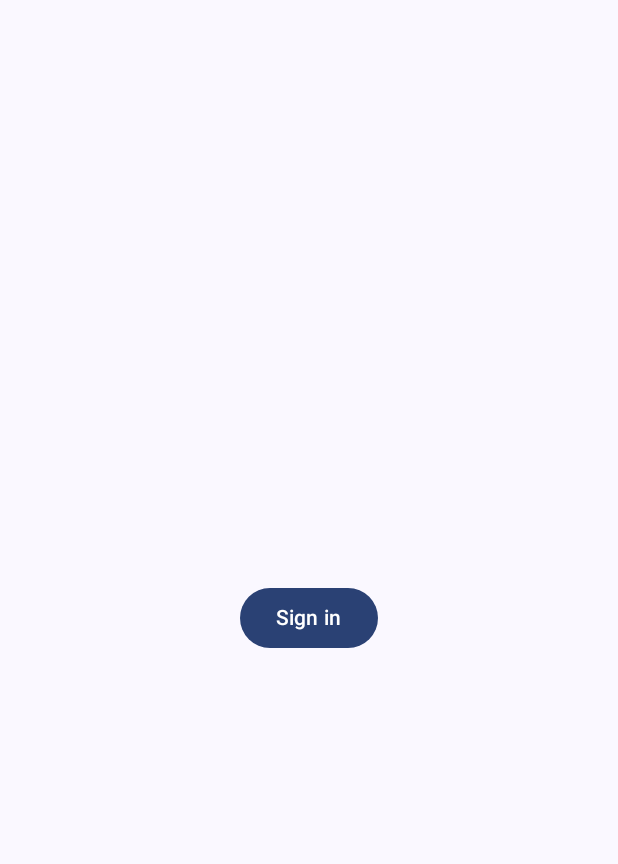
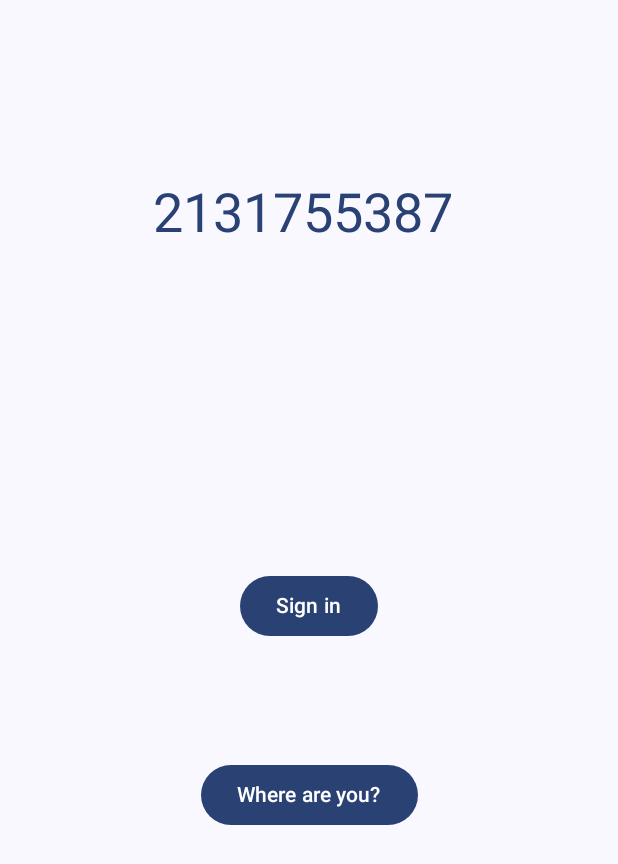
Before and after one commit to vschouppe/Mobile, an Android app built with Jetpack Compose: the screen it shows after launch (ArtApp), on a phone screen of 412 x 824 dp. Shown: the top 864 px of the screen. Run offline under Robolectric (Android 15) with nearby library versions, the light colour scheme and no system bars; our stand-ins replace Firebase (no records; nobody signed in at launch, a user with empty details on screens opened directly).

Commit message:
ArtAppSurprise: added a google Location service interaction that gets the phone's location and presents the city to the welcome screen.

```diff
--- a/app/build.gradle.kts
+++ b/app/build.gradle.kts
@@ -78,6 +78,7 @@ dependencies {
     implementation("com.squareup.okhttp3:okhttp:4.11.0")
     implementation("io.coil-kt:coil-compose:2.4.0")
     implementation("org.jetbrains.kotlinx:kotlinx-serialization-json:1.5.1")
+    implementation("com.google.android.gms:play-services-location:21.1.0")
 
     testImplementation("junit:junit:4.13.2")
     androidTestImplementation("androidx.test.ext:junit:1.1.5")
--- a/app/src/main/AndroidManifest.xml
+++ b/app/src/main/AndroidManifest.xml
@@ -2,6 +2,8 @@
 <manifest xmlns:android="http://schemas.android.com/apk/res/android"
     xmlns:tools="http://schemas.android.com/tools">
 
+    <uses-permission android:name="android.permission.ACCESS_COARSE_LOCATION" />
+    <uses-permission android:name="android.permission.ACCESS_FINE_LOCATION" />
     <uses-permission android:name="android.permission.INTERNET" />
     <application
         android:allowBackup="true"
--- a/app/src/main/java/com/vschouppe/artapp/ArtApp.kt
+++ b/app/src/main/java/com/vschouppe/artapp/ArtApp.kt
@@ -1,5 +1,11 @@
 package com.vschouppe.artapp
 
+import android.Manifest
+import android.annotation.SuppressLint
+import android.content.pm.PackageManager
+import android.location.Address
+import android.location.Geocoder
+import android.location.Location
 import android.os.Bundle
 import android.util.Log
 import android.widget.Toast
@@ -14,6 +20,8 @@ import androidx.compose.material3.Surface
 import androidx.compose.runtime.LaunchedEffect
 import androidx.compose.runtime.getValue
 import androidx.compose.ui.Modifier
+import androidx.compose.ui.res.stringResource
+import androidx.core.app.ActivityCompat
 import androidx.lifecycle.compose.collectAsStateWithLifecycle
 import androidx.lifecycle.lifecycleScope
 import androidx.lifecycle.viewmodel.compose.viewModel
@@ -22,29 +30,50 @@ import androidx.navigation.compose.composable
 import androidx.navigation.compose.rememberNavController
 import com.google.android.gms.auth.api.identity.Identity
 import com.google.android.gms.auth.api.signin.GoogleSignIn
+import com.google.android.gms.auth.api.signin.GoogleSignInOptions
+import com.google.android.gms.common.api.Scope
+import com.google.android.gms.location.LocationAvailability
+import com.google.android.gms.location.LocationServices
 import com.vschouppe.artapp.profile.ProfileScreen
 import com.vschouppe.artapp.signin.GoogleAuthUiClient
 import com.vschouppe.artapp.signin.SignInScreen
 import com.vschouppe.artapp.signin.SignInViewModel
+import com.vschouppe.artapp.signin.UserAddress
 import com.vschouppe.artapp.theme.MobileAppsPlaygroundTheme
 import com.vschouppe.artapp.zoe.ArtWindow
 import kotlinx.coroutines.launch
+import retrofit2.HttpException
+import java.io.IOException
 
 
 class ArtApp : ComponentActivity() {
+
+    // Configure sign-in to request the user's ID, email address, and basic
+    // profile. ID and basic profile are included in DEFAULT_SIGN_IN.
+    var gso = GoogleSignInOptions.Builder(GoogleSignInOptions.DEFAULT_SIGN_IN)
+        .requestEmail()
+        .requestScopes(Scope("https://www.googleapis.com/auth/photoslibrary.readonly"))
+        .build()
+
+//    private val googleSignInClient = GoogleSignIn.getClient(this, gso)
+
     private val googleAuthUiClient by lazy {
         GoogleAuthUiClient(
             context = applicationContext,
             oneTapClient = Identity.getSignInClient(applicationContext)
         )
     }
+
+    @SuppressLint("MissingPermission")
     override fun onCreate(savedInstanceState: Bundle?) {
         super.onCreate(savedInstanceState)
-        Log.d("onCreate","mGoogleSignInClient start")
-        val mGoogleSignInClient = GoogleSignIn.getClient(this, googleAuthUiClient.gso)
-        Log.d("onCreate","mGoogleSignInClient: ${mGoogleSignInClient}")
+
+        Log.d("onCreate", "mGoogleSignInClient start")
+
+        Log.d("onCreate", "gso: ${gso}")
+//        Log.d("onCreate","mGoogleSignInClient: ${googleSignInClient}")
         val account = GoogleSignIn.getLastSignedInAccount(this)
-        Log.d("onCreate","account: ${account}")
+        Log.d("onCreate", "account: ${account}")
 
         setContent {
             MobileAppsPlaygroundTheme {
@@ -54,38 +83,50 @@ class ArtApp : ComponentActivity() {
                     color = MaterialTheme.colorScheme.background
                 ) {
                     val navController = rememberNavController()
+                    val activity = this
 
                     NavHost(
                         navController = navController,
-                        startDestination = "sign_in") {
+                        startDestination = "sign_in"
+                    ) {
                         composable("art_window") {
                             ArtWindow(
-                                navigation = { navController.navigate("profile")}
-                            ) }
+                                navigation = { navController.navigate("profile") }
+                            )
+                        }
                         composable("sign_in") {
                             val viewModel = viewModel<SignInViewModel>()
                             val state by viewModel.state.collectAsStateWithLifecycle()
-
+                            val welcomeText = R.string.signin_welcome
                             LaunchedEffect(key1 = Unit) {
                                 if (googleAuthUiClient.getSignedInUser() != null) {
                                     navController.navigate("profile")
+                                }
+                                checkLocationPermissions()
+                                var userAddress = getUserAddress()
+                                if (userAddress != null) {
+                                    viewModel.updateAddress(userAddress)
+                                    viewModel.updateWelcomeText(welcomeText.toString() + " \n" + userAddress.city)
                                 }
                             }
 
                             val launcher = rememberLauncherForActivityResult(
                                 contract = ActivityResultContracts.StartIntentSenderForResult(),
                                 onResult = { result ->
-                                    Log.d("launcher","result code ${result.resultCode}")
+                                    Log.d("launcher", "result code ${result.resultCode}")
                                     if (result.resultCode == RESULT_OK) {
                                         lifecycleScope.launch {
                                             val signInResult = googleAuthUiClient.signInWithIntent(
                                                 intent = result.data ?: return@launch
                                             )
                                             viewModel.onSignInResult(signInResult)
-                                            Log.d("signInResult", " signInResult data ${signInResult.data} and" +
-                                                    "${signInResult.errorMessage} or ${signInResult.toString()}")
+                                            Log.d(
+                                                "signInResult",
+                                                " signInResult data ${signInResult.data} and" +
+                                                        "${signInResult.errorMessage} or ${signInResult.toString()}"
+                                            )
                                         }
-                                    } else if (result.resultCode == RESULT_CANCELED){
+                                    } else if (result.resultCode == RESULT_CANCELED) {
                                         Toast.makeText(
                                             applicationContext,
                                             "StartIntentSenderForResult result cancelled",
@@ -107,20 +148,32 @@ class ArtApp : ComponentActivity() {
                                 }
                             }
 
+                            // Get the Context using LocalContext
                             SignInScreen(
                                 state = state,
                                 onSignInClick = {
-                                    Log.d("SignInScreen","launching event")
+                                    Log.d("SignInScreen", "launching event")
                                     lifecycleScope.launch {
-                                        Log.d("SignInScreen","pre googleAuthUiClient signIn")
+                                        Log.d("SignInScreen", "pre googleAuthUiClient signIn")
                                         val signInIntentSender = googleAuthUiClient.signIn()
                                         launcher.launch(
                                             IntentSenderRequest.Builder(
                                                 signInIntentSender ?: return@launch
                                             ).build()
                                         )
-                                        Log.d("SignInScreen","post googleAuthUiClient signIn")
+                                        Log.d("SignInScreen", "post googleAuthUiClient signIn")
                                     }
+                                },
+                                locationClick = {
+                                    var userAddress = getUserAddress()
+                                    Toast.makeText(
+                                        applicationContext,
+                                        "city: ${userAddress?.city}" + "\n" +
+                                        "countryName: ${userAddress?.countryName}" + "\n" +
+                                        "latitude: ${userAddress?.latitude}" + "\n" +
+                                        "longitude: ${userAddress?.longitude}",
+                                        Toast.LENGTH_LONG
+                                    ).show()
                                 }
                             )
                         }
@@ -143,29 +196,171 @@ class ArtApp : ComponentActivity() {
                                 },
                                 loadAlbums = {
 //                                    load the albums
-//                                    lifecycleScope.launch {
-//                                        Log.d("GoogleAPI","We're loading the google albums")
-//                                        try {
+                                    lifecycleScope.launch {
+                                        Log.d("GoogleAPI", "We're loading the google albums")
+                                        try {
+//                                            signIn()
 //                                            val token =  account?.serverAuthCode
+//                                            Log.d("GoogleAPI","token ${token}")
 //                                            if (token!=null){
-//                                                Log.d("GoogleAPI","token ${token}")
 //                                                val listResult = GoogleApi.retrofitService.getAlbums("Bearer ${token}")
 //                                                Log.d("GoogleAPI","albums ${listResult}")
 //                                            }
-//                                        } catch (e: IOException) {
-//                                            Log.d("GoogleAPI","IOException ${e}")
-//                                        } catch (e: HttpException) {
-//                                            Log.d("GoogleAPI","HttpException ${e}")
-//                                        }
-//                                        Log.d("GoogleAPI","Done loading the google albums")
-//                                    }
+                                        } catch (e: IOException) {
+                                            Log.d("GoogleAPI", "IOException ${e}")
+                                        } catch (e: HttpException) {
+                                            Log.d("GoogleAPI", "HttpException ${e}")
+                                        }
+                                        Log.d("GoogleAPI", "Done loading the google albums")
+                                    }
                                 }
                             )
                         }
                     }
                 }
-
             }
         }
     }
+
+    @SuppressLint("MissingPermission")
+    private fun getUserAddress() :  UserAddress?{
+        Log.d("SignInScreen", "locationClick event")
+
+        var userAddress = UserAddress()
+        val client = LocationServices.getFusedLocationProviderClient(applicationContext)
+        if (hasLocationPermissions(this)) {
+            client.lastLocation
+                .addOnSuccessListener { location: Location? ->
+                    Log.d("SignInScreenLocation", "successlistener ok")
+                    if (location != null) {
+                        Log.d(
+                            "SignInScreenLocation",
+                            "lat ${location.latitude} + long ${location.longitude}"
+                        )
+                        userAddress = UserAddress(
+                            latitude = location.latitude,
+                            longitude = location.longitude
+                        )
+                        var addresses = getAddress(location.latitude, location.longitude)
+                        addresses?.get(0)
+                            ?.let { it1 ->
+                                userAddress.city = it1.locality
+                                userAddress.countryName = it1.countryName
+                            }
+                    }
+                }
+                .addOnFailureListener { exception ->
+                    Log.e(
+                        "SignInScreenLocation",
+                        "LocationAvailability ${exception}"
+                    )
+                }
+            client.locationAvailability.addOnSuccessListener { locationAv: LocationAvailability ->
+                Log.d(
+                    "SignInScreen",
+                    "locationAv.isLocationAvailable : ${locationAv.isLocationAvailable}"
+                )
+            }
+                .addOnFailureListener { exception ->
+                    Log.e(
+                        "SignInScreen",
+                        "LocationAvailability ${exception}"
+                    )
+                }
+        }
+        return userAddress
+    }
+
+    private fun hasLocationPermissions(artApp: ArtApp): Boolean {
+        if (ActivityCompat.checkSelfPermission(
+                this,
+                Manifest.permission.ACCESS_FINE_LOCATION
+            ) == PackageManager.PERMISSION_GRANTED
+            || ActivityCompat.checkSelfPermission(
+                this,
+                Manifest.permission.ACCESS_COARSE_LOCATION
+            ) == PackageManager.PERMISSION_GRANTED
+        ) {
+            return true
+        }
+        return false
+    }
+
+    private fun checkLocationPermissions() {
+        if (hasLocationPermissions(this)) {
+            Log.d("SignInScreen", "checkLocationPermissions")
+            // Permission is not granted, request it
+            ActivityCompat.requestPermissions(
+                this,
+                arrayOf(
+                    Manifest.permission.ACCESS_FINE_LOCATION,
+                    Manifest.permission.ACCESS_COARSE_LOCATION
+                ),
+                123
+            )
+            Log.d("SignInScreen", "permissions requested")
+        } else {
+            Log.d("SignInScreen", "permissions granted already")
+        }
+
+    }
+
+    private fun getAddress(lat: Double, long: Double): MutableList<Address>? {
+        val geocoder = Geocoder(applicationContext)
+        var addresses: MutableList<Address>? = null
+        try {
+            Log.d(
+                "SignInScreenLocation",
+                "lat ${lat} + long ${long}"
+            )
+            Log.d("SignInScreenLocation", "addresses for ${geocoder.getFromLocation(lat, long, 1)}")
+            addresses = geocoder.getFromLocation(lat, long, 5)
+
+            if (addresses != null && addresses.isNotEmpty()) {
+                val address: String = addresses[0].getAddressLine(0)
+                // 'address' now contains the name or address based on the provided latitude and longitude
+                Toast.makeText(applicationContext, "Location: $address", Toast.LENGTH_LONG).show()
+            } else {
+                Toast.makeText(applicationContext, "Address not found", Toast.LENGTH_LONG).show()
+            }
+            Log.d("SignInScreenLocation", "address ${addresses}")
+        } catch (e: Exception) {
+            Log.e(
+                "SignInScreenLocation",
+                "LocationAvailability ${e}"
+            )
+        }
+        return addresses
+    }
 }
+
+//    private fun signIn() {
+//        val signInIntent = googleSignInClient.signInIntent
+//        startActivityForResult(signInIntent, RC_SIGN_IN)
+//    }
+//
+//    override fun onActivityResult(requestCode: Int, resultCode: Int, data: Intent?) {
+//        super.onActivityResult(requestCode, resultCode, data)
+//
+//        Log.w("onActivityResult", "start onActivityResult")
+//        // Result returned from launching the Intent from GoogleSignInClient.getSignInIntent(...);
+//        if (requestCode == RC_SIGN_IN) {
+//            // The Task returned from this call is always completed, no need to attach
+//            // a listener.
+//            val task: Task<GoogleSignInAccount> = GoogleSignIn.getSignedInAccountFromIntent(data)
+//            handleSignInResult(task)
+//        }
+//    }
+//
+//    private fun handleSignInResult(completedTask: Task<GoogleSignInAccount>) {
+//        try {
+//            val account = completedTask.getResult(ApiException::class.java)
+//
+//            // Signed in successfully, show authenticated UI.
+//            Log.w("handleSignInResult", "signInResult: ${account}")
+//        } catch (e: ApiException) {
+//            // The ApiException status code indicates the detailed failure reason.
+//            // Please refer to the GoogleSignInStatusCodes class reference for more information.
+//            Log.w("handleSignInResult", "signInResult:failed code=" + e.statusCode)
+//
+//        }
--- a/app/src/main/java/com/vschouppe/artapp/signin/SignInIScreen.kt
+++ b/app/src/main/java/com/vschouppe/artapp/signin/SignInIScreen.kt
@@ -1,22 +1,32 @@
 package com.vschouppe.artapp.signin
 
 import android.widget.Toast
+import androidx.compose.foundation.layout.Arrangement
 import androidx.compose.foundation.layout.Box
+import androidx.compose.foundation.layout.Column
+import androidx.compose.foundation.layout.Row
+import androidx.compose.foundation.layout.fillMaxHeight
 import androidx.compose.foundation.layout.fillMaxSize
+import androidx.compose.foundation.layout.fillMaxWidth
 import androidx.compose.foundation.layout.padding
 import androidx.compose.material3.Button
+import androidx.compose.material3.MaterialTheme
 import androidx.compose.material3.Text
 import androidx.compose.runtime.Composable
 import androidx.compose.runtime.LaunchedEffect
 import androidx.compose.ui.Alignment
 import androidx.compose.ui.Modifier
+import androidx.compose.ui.graphics.Color
 import androidx.compose.ui.platform.LocalContext
+import androidx.compose.ui.res.stringResource
 import androidx.compose.ui.unit.dp
+import com.vschouppe.artapp.R
 
 @Composable
 fun SignInScreen(
     state: SignInState,
-    onSignInClick: () -> Unit
+    onSignInClick: () -> Unit,
+    locationClick: () -> Unit
 ) {
     val context = LocalContext.current
     LaunchedEffect(key1 = state.signInError) {
@@ -28,15 +38,71 @@ fun SignInScreen(
             ).show()
         }
     }
-
+    Column (modifier = Modifier
+        .fillMaxHeight()) {
+        Row(
+            horizontalArrangement = Arrangement.Center,
+            verticalAlignment = Alignment.CenterVertically,
+            modifier = Modifier
+                .fillMaxWidth()
+                .fillMaxHeight(0.4f)
+        )
+        {
             Box(
                 modifier = Modifier
                     .fillMaxSize()
                     .padding(16.dp),
                 contentAlignment = Alignment.Center
             ) {
-        Button(onClick = onSignInClick) {
+                Text(
+                    text = state.welcomeText,
+                    style = MaterialTheme.typography.displaySmall,
+                    color = MaterialTheme.colorScheme.primary
+                )
+            }
+        }
+        Row(
+            horizontalArrangement = Arrangement.Center,
+            verticalAlignment = Alignment.CenterVertically,
+            modifier = Modifier
+                .fillMaxWidth()
+                .fillMaxHeight(0.3f)
+        )
+        {
+            Box(
+                modifier = Modifier
+                    .fillMaxSize()
+                    .padding(16.dp),
+                contentAlignment = Alignment.Center
+            ) {
+                Button(
+                    shape = MaterialTheme.shapes.extraLarge,
+                    onClick = onSignInClick) {
                     Text(text = "Sign in")
                 }
             }
+
         }
+        Row(
+            horizontalArrangement = Arrangement.Center,
+            verticalAlignment = Alignment.CenterVertically,
+            modifier = Modifier
+                .fillMaxWidth()
+                .fillMaxHeight(0.3f)
+        )
+        {
+            Box(
+                modifier = Modifier
+                    .fillMaxSize()
+                    .padding(16.dp),
+                contentAlignment = Alignment.Center
+            ) {
+                Button(onClick = locationClick) {
+                    Text(text = "Where are you?")
+                }
+            }
+        }
+    }
+
+
+}
--- a/app/src/main/java/com/vschouppe/artapp/signin/SignInResult.kt
+++ b/app/src/main/java/com/vschouppe/artapp/signin/SignInResult.kt
@@ -10,3 +10,10 @@ data class UserData(
     val username: String?,
     val profilePictureUrl: String?
 )
+
+data class UserAddress(
+    var latitude: Double = 0.0,
+    var longitude: Double = 0.0,
+    var countryName: String = "",
+    var city: String = ""
+)
--- a/app/src/main/java/com/vschouppe/artapp/signin/SignInState.kt
+++ b/app/src/main/java/com/vschouppe/artapp/signin/SignInState.kt
@@ -1,6 +1,11 @@
 package com.vschouppe.artapp.signin
 
+import androidx.compose.ui.res.stringResource
+import com.vschouppe.artapp.R
+
 data class SignInState(
+    val welcomeText: String = R.string.signin_welcome_initial.toString(),
     val isSignInSuccessful: Boolean = false,
-    val signInError: String? = null
-)
+    val signInError: String? = null,
+    val address: UserAddress? = null
+    )
--- a/app/src/main/java/com/vschouppe/artapp/signin/SignInViewModel.kt
+++ b/app/src/main/java/com/vschouppe/artapp/signin/SignInViewModel.kt
@@ -20,4 +20,18 @@ class SignInViewModel: ViewModel() {
     fun resetState() {
         _state.update { SignInState() }
     }
+
+    fun updateAddress(userAddress: UserAddress){
+        _state.update { it.copy(
+            address = userAddress
+        ) }
+    }
+
+    fun updateWelcomeText(text: String) {
+        _state.update {
+            it.copy(
+                welcomeText = text
+            )
+        }
+    }
 }
--- a/app/src/main/res/values/strings.xml
+++ b/app/src/main/res/values/strings.xml
@@ -1,6 +1,13 @@
 <resources>
     <string name="app_name">Art app</string>
     <string name="app_name_title">Feel good</string>
+
+<!--    sign in screen-->
+    <string name="signin_location">How\'s the weather in</string>
+    <string name="signin_location_where_are_you">How\'s the weather in</string>
+    <string name="signin_welcome_initial">How\'s the weather in \n lalaLand</string>
+    <string name="signin_welcome">How\'s the weather in</string>
+
     <string name="button_previous">Previous</string>
     <string name="button_next">Next</string>
 <!--    Zoe's pictures-->
```
Also changed, not shown: app/src/main/java/com/vschouppe/artapp/signin/GoogleAuthUiClient.kt (+1 -6 lines). Lines whose indentation alone changed are shown as unchanged.
